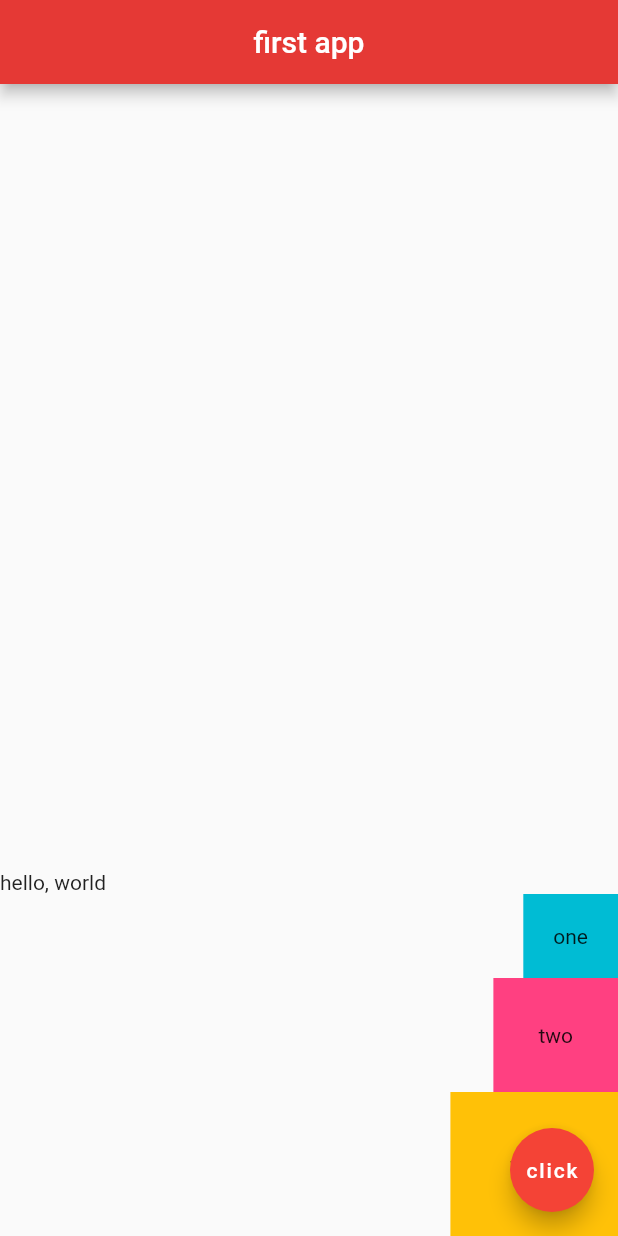
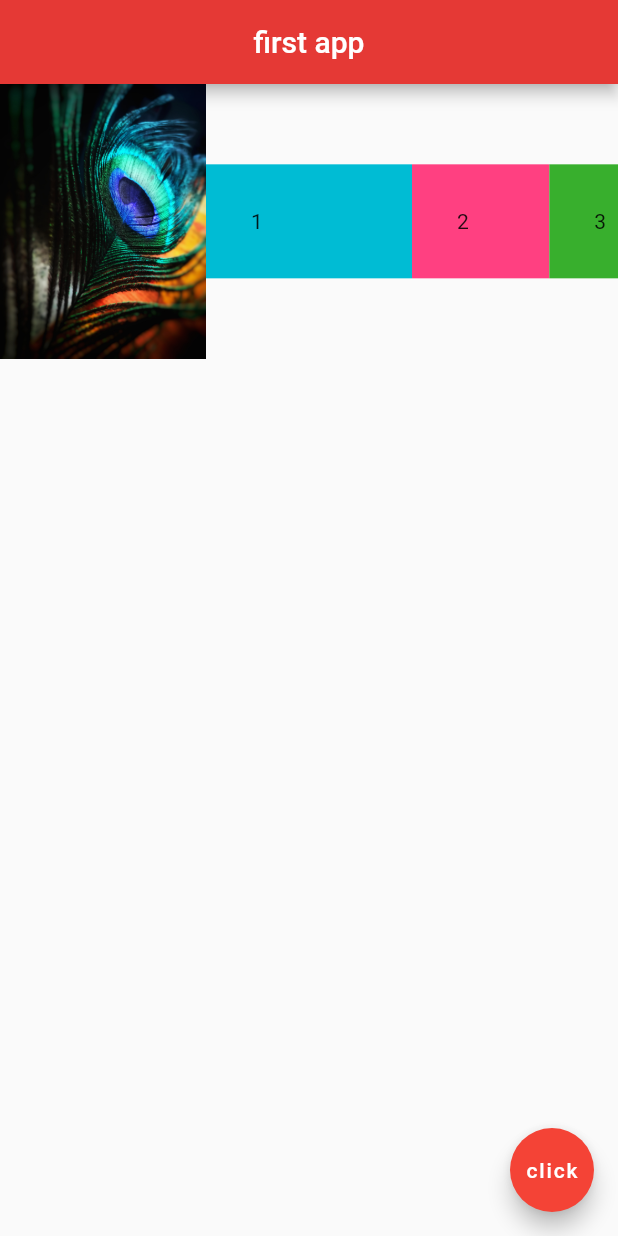
Before and after one commit to JackStrakos/Flutter_TimeApp, a Flutter app: the screen it shows after launch, on a phone screen of 412 x 824 dp. Run offline on Flutter 3.47's test engine with Material 2 defaults, Android fonts, the light colour scheme and no system bars.

Commit message:
expanded widget

```diff
--- a/time_zones/lib/main.dart
+++ b/time_zones/lib/main.dart
@@ -13,28 +13,30 @@ class Home extends StatelessWidget {
         centerTitle: true,
         backgroundColor: Colors.red[600],
       ),
-      body: Column(
-        mainAxisAlignment: MainAxisAlignment.end,
-        crossAxisAlignment: CrossAxisAlignment.end,
+      body: Row(
         children: <Widget>[
-          Row(
-            children: <Widget>[
-              Text('hello, '),
-              Text('world'),
-            ],
+          Expanded(flex: 3, child: Image.asset('assets/peacock.jpg')),
+          Expanded(
+            flex: 3,
+            child: Container(
+                padding: EdgeInsets.all(30.0),
+                color: Colors.cyan,
+                child: Text('1')),
           ),
-          Container(
-              padding: EdgeInsets.all(20.0),
-              color: Colors.cyan,
-              child: Text('one')),
-          Container(
-              padding: EdgeInsets.all(30.0),
-              color: Colors.pinkAccent,
-              child: Text('two')),
-          Container(
-              padding: EdgeInsets.all(40.0),
-              color: Colors.amber,
-              child: Text('three')),
+          Expanded(
+            flex: 2,
+            child: Container(
+                padding: EdgeInsets.all(30.0),
+                color: Colors.pinkAccent,
+                child: Text('2')),
+          ),
+          Expanded(
+            flex: 1,
+            child: Container(
+                padding: EdgeInsets.all(30.0),
+                color: Color.fromARGB(255, 56, 175, 45),
+                child: Text('3')),
+          ),
         ],
       ),
       floatingActionButton: FloatingActionButton(
```
